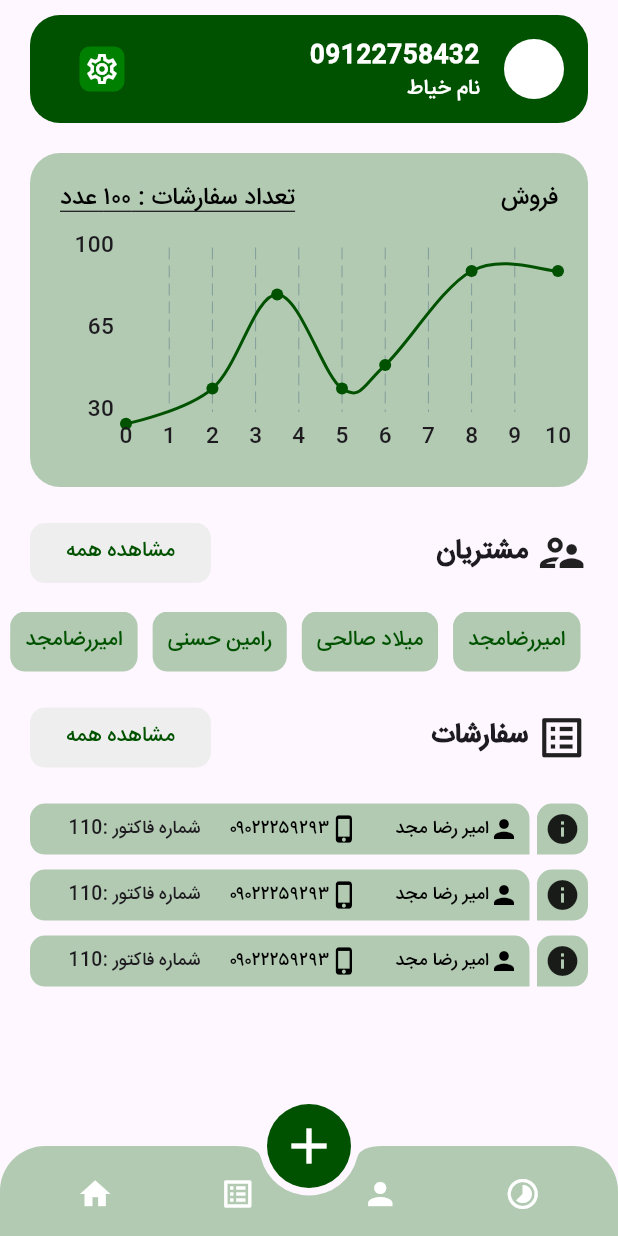
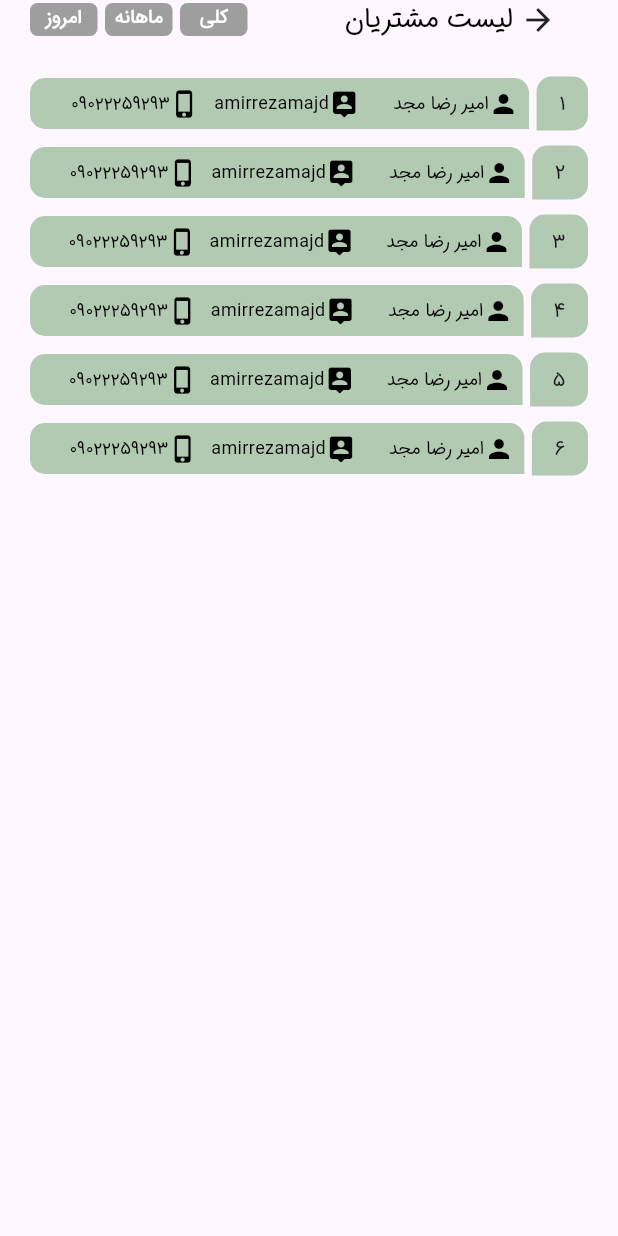
Before and after one commit to AliMotamedi7/shoonz-tailor, a Flutter app: the Home screen opened by its route, after a tap on "مشاهده همه", on a phone screen of 412 x 824 dp. Run offline on Flutter 3.47's test engine with Material 3 defaults, Android fonts, the phone set to English and light mode, and no system bars; drawn by our look-alikes of fl_chart; our stand-ins replace pinput.

Commit message:
adding customer list

```diff
--- a/lib/main.dart
+++ b/lib/main.dart
@@ -1,6 +1,8 @@
 import 'package:flutter/material.dart';
+import 'package:shoonz_tailor/pages/customer.dart';
 import 'package:shoonz_tailor/pages/home.dart';
 import 'package:shoonz_tailor/pages/login.dart';
+import 'package:shoonz_tailor/pages/order.dart';
 import 'package:shoonz_tailor/pages/otp.dart';
 import 'package:shoonz_tailor/pages/splash.dart';
 
@@ -22,6 +24,8 @@
         '/login': (context) => const Login(),
         '/otp': (context) => const Otp(),
         '/home': (context) => const Home(),
+        '/customer': (context) => const CustomerPage(),
+        '/order': (context) => const OrderPage(),
       },
     );
   }
--- /dev/null
+++ b/lib/pages/customer.dart
@@ -0,0 +1,116 @@
+import 'package:flutter/cupertino.dart';
+import 'package:flutter/material.dart';
+import 'package:flutter/widgets.dart';
+import 'package:shoonz_tailor/widgets/customerWidgets/customerDateButton.dart';
+import 'package:shoonz_tailor/widgets/customerWidgets/customer_list_name.dart';
+import 'package:shoonz_tailor/widgets/homeWidgets/customer_name_list_item.dart';
+import 'package:shoonz_tailor/widgets/homeWidgets/orders_list_item.dart';
+
+class CustomerPage extends StatefulWidget {
+  const CustomerPage({super.key});
+
+  @override
+  State<CustomerPage> createState() => _CustomerPageState();
+}
+
+class _CustomerPageState extends State<CustomerPage> {
+  bool isToday = false;
+  bool isMonth = false;
+  bool isHoleList = false;
+
+  void callBack;
+
+  @override
+  Widget build(BuildContext context) {
+    return Scaffold(
+      body: SafeArea(
+          child: SafeArea(
+              child: Column(
+        children: [
+          Padding(
+            padding: const EdgeInsets.only(left: 20.0),
+            child: Row(
+              mainAxisAlignment: MainAxisAlignment.spaceBetween,
+              children: [
+                Row(
+                  mainAxisAlignment: MainAxisAlignment.end,
+                  crossAxisAlignment: CrossAxisAlignment.center,
+                  children: [
+                    CustomerDateButton(
+                        isDate: isToday,
+                        onTap: () {
+                          setState(() {
+                            isToday = true;
+                            isHoleList = false;
+                            isMonth = false;
+                          });
+                        },
+                        buttonName: "امروز"),
+                    CustomerDateButton(
+                        isDate: isMonth,
+                        onTap: () {
+                          setState(() {
+                            isMonth = true;
+                            isHoleList = false;
+                            isToday = false;
+                          });
+                        },
+                        buttonName: "ماهانه"),
+                    CustomerDateButton(
+                        isDate: isHoleList,
+                        onTap: () {
+                          setState(() {
+                            isHoleList = true;
+                            isToday = false;
+                            isMonth = false;
+                          });
+                        },
+                        buttonName: "کلی"),
+                    const SizedBox(
+                      width: 60,
+                    ),
+                    Directionality(
+                      textDirection: TextDirection.rtl,
+                      child: Row(
+                        children: [
+                          GestureDetector(
+                            onTap: () => Navigator.pop(context),
+                            child: const Icon(Icons.arrow_back),
+                          ),
+                          const SizedBox(
+                            width: 5,
+                          ),
+                          const Text(
+                            "لیست مشتریان",
+                            textAlign: TextAlign.start,
+                            textDirection: TextDirection.rtl,
+                            style: TextStyle(color: Colors.black, fontSize: 18),
+                          ),
+                        ],
+                      ),
+                    ),
+                  ],
+                ),
+              ],
+            ),
+          ),
+          const SizedBox(
+            height: 20,
+          ),
+          Expanded(
+            child: SizedBox(
+              width: MediaQuery.sizeOf(context).width,
+              child: ListView.builder(
+                  itemCount: 6,
+                  itemBuilder: (context, index) {
+                    return CustomerListName(
+                      num: index + 1,
+                    );
+                  }),
+            ),
+          ),
+        ],
+      ))),
+    );
+  }
+}
--- a/lib/pages/home.dart
+++ b/lib/pages/home.dart
@@ -86,7 +86,6 @@ class _HomeState extends State<Home> {
             ),
           )),
       body: SafeArea(
-        top: Platform.isAndroid ? true : false,
         child: Column(
           children: [
             if (Platform.isAndroid)
@@ -113,7 +112,9 @@ class _HomeState extends State<Home> {
                           backgroundColor: Colors.grey[200],
                           shape: RoundedRectangleBorder(
                               borderRadius: BorderRadius.circular(10))),
-                      onPressed: () {},
+                      onPressed: () {
+                        Navigator.pushNamed(context, "/customer");
+                      },
                       child: const Text(
                         "مشاهده همه",
                         textDirection: TextDirection.rtl,
--- /dev/null
+++ b/lib/pages/order.dart
@@ -0,0 +1,15 @@
+import 'package:flutter/material.dart';
+
+class OrderPage extends StatefulWidget {
+  const OrderPage({super.key});
+
+  @override
+  State<OrderPage> createState() => _OrderPageState();
+}
+
+class _OrderPageState extends State<OrderPage> {
+  @override
+  Widget build(BuildContext context) {
+    return const Scaffold();
+  }
+}
--- /dev/null
+++ b/lib/widgets/customerWidgets/customerDateButton.dart
@@ -0,0 +1,35 @@
+import 'package:flutter/material.dart';
+
+class CustomerDateButton extends StatelessWidget {
+  const CustomerDateButton(
+      {super.key,
+      required this.isDate,
+      required this.onTap,
+      required this.buttonName});
+
+  final bool isDate;
+  final VoidCallback onTap;
+  final String buttonName;
+  @override
+  Widget build(BuildContext context) {
+    return Container(
+      margin: const EdgeInsets.only(right: 5),
+      height: 22,
+      width: 45,
+      child: ElevatedButton(
+        style: ElevatedButton.styleFrom(
+            elevation: 0,
+            padding: EdgeInsets.zero,
+            backgroundColor: isDate ? Colors.black : Colors.grey,
+            shape:
+                RoundedRectangleBorder(borderRadius: BorderRadius.circular(5))),
+        onPressed: onTap,
+        child: Text(
+          buttonName,
+          maxLines: 1,
+          style: const TextStyle(color: Colors.white, fontSize: 13),
+        ),
+      ),
+    );
+  }
+}
--- /dev/null
+++ b/lib/widgets/customerWidgets/customer_list_name.dart
@@ -0,0 +1,81 @@
+import 'package:flutter/material.dart';
+
+class CustomerListName extends StatelessWidget {
+  const CustomerListName({super.key, required this.num});
+
+  final int num;
+
+  @override
+  Widget build(BuildContext context) {
+    return Directionality(
+      textDirection: TextDirection.rtl,
+      child: Padding(
+        padding: const EdgeInsets.symmetric(horizontal: 20.0, vertical: 5),
+        child: Row(
+          children: [
+            Container(
+              padding: const EdgeInsets.symmetric(horizontal: 15, vertical: 8),
+              decoration: const BoxDecoration(
+                color: Color(0xffb2cab2),
+                borderRadius: BorderRadius.only(
+                  bottomRight: Radius.circular(10),
+                  topRight: Radius.circular(10),
+                  topLeft: Radius.circular(10),
+                ),
+              ),
+              child: Text(num.toString()),
+            ),
+            const SizedBox(
+              width: 5,
+            ),
+            Expanded(
+              child: Container(
+                padding: const EdgeInsets.all(7),
+                decoration: const BoxDecoration(
+                  color: Color(0xffb2cab2),
+                  borderRadius: BorderRadius.only(
+                    bottomLeft: Radius.circular(10),
+                    topRight: Radius.circular(10),
+                    topLeft: Radius.circular(10),
+                  ),
+                ),
+                child: Row(
+                  children: [
+                    Expanded(child: info(Icons.person, "امیر رضا مجد")),
+                    Expanded(
+                        child: info(Icons.person_pin_rounded, "amirrezamajd")),
+                    Expanded(child: info(Icons.phone_iphone, "۰۹۰۲۲۲۵۹۲۹۳")),
+                  ],
+                ),
+              ),
+            ),
+          ],
+        ),
+      ),
+    );
+  }
+
+  Widget info(IconData iconData, String information) {
+    return Row(
+      children: [
+        Icon(
+          iconData,
+          color: Colors.black,
+          size: 20,
+        ),
+        Expanded(
+          child: Text(
+            information,
+            textAlign: TextAlign.start,
+            overflow: TextOverflow.ellipsis,
+            textDirection: TextDirection.rtl,
+            style: const TextStyle(
+                color: Colors.black,
+                overflow: TextOverflow.ellipsis,
+                fontSize: 12),
+          ),
+        ),
+      ],
+    );
+  }
+}
--- a/pubspec.yaml
+++ b/pubspec.yaml
@@ -81,6 +81,7 @@ flutter:
     - family: IranSans
       fonts:
         - asset: assets/fonts/iransans_medium.ttf
+        - asset: assets/fonts/IRANSansDN_Fa_Num.ttf
   #       - asset: fonts/Schyler-Italic.ttf
   #         style: italic
   #   - family: Trajan Pro
```
Also changed, not shown: assets/fonts/IRANSansDN_Fa_Num.ttf (added).
